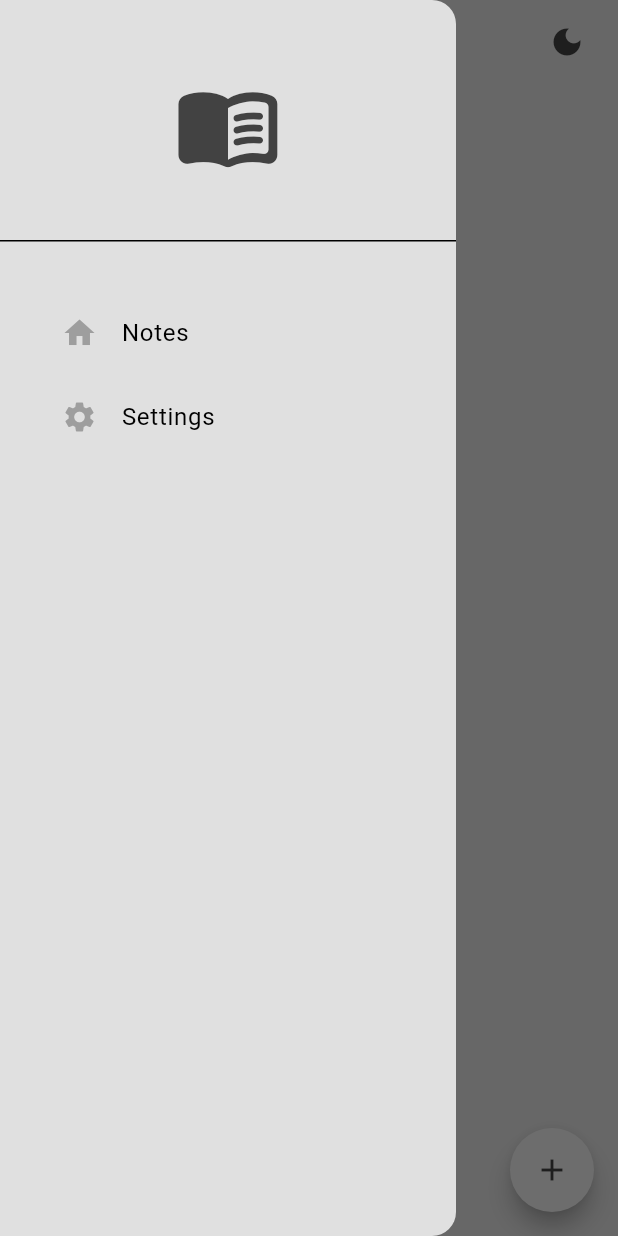
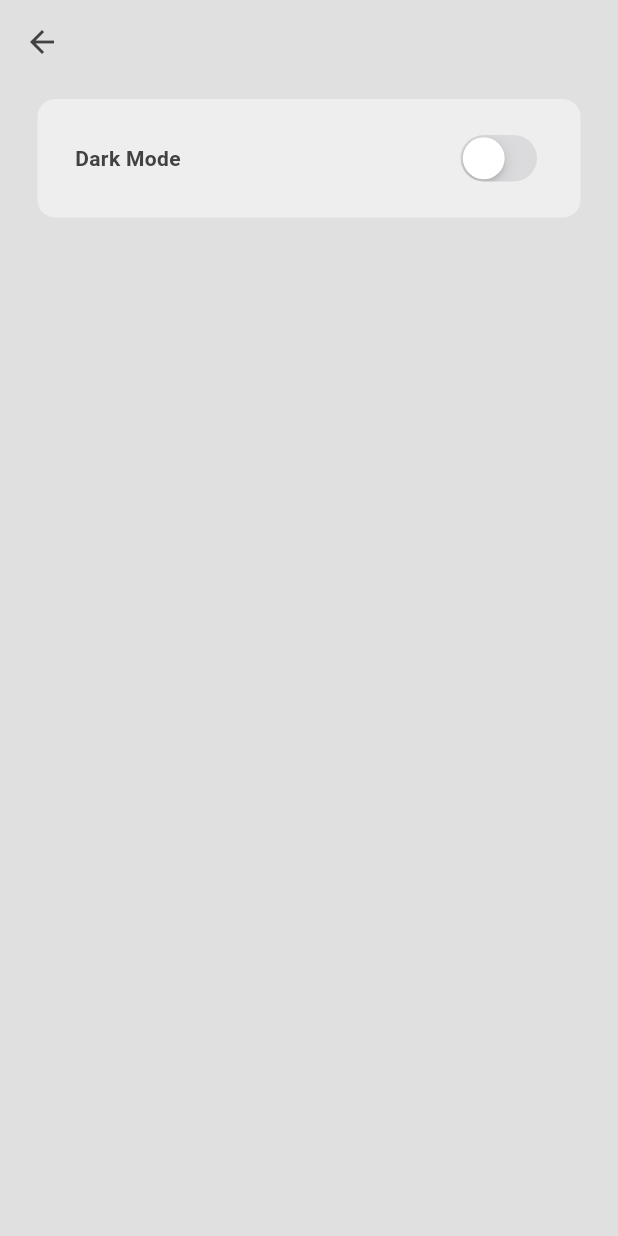
Before and after one commit to GauravGhost/Notes_App, a Flutter app: the screen it shows after launch, in the side drawer, after a tap on "Settings", on a phone screen of 412 x 824 dp. Run offline on Flutter 3.47's test engine with Material 3 defaults, Android fonts, the phone set to English and light mode, and no system bars; our stand-ins replace google_fonts, isar; accounts and stored records are empty; generated files the repository leaves out were written again.

Commit message:
added dark mode button in the setting menu

```diff
--- a/lib/components/drawer.dart
+++ b/lib/components/drawer.dart
@@ -1,5 +1,6 @@
 import 'package:flutter/material.dart';
 import 'package:notes_offline/components/drawer_tile.dart';
+import 'package:notes_offline/pages/settings_page.dart';
 
 class MyDrawer extends StatelessWidget {
   const MyDrawer({super.key});
@@ -33,7 +34,18 @@
                   title: 'Notes',
                   onTap: () => Navigator.pop(context)),
 
-              DrawerTile(icon: Icons.settings, title: 'Settings', onTap: () {})
+              DrawerTile(
+                  icon: Icons.settings,
+                  title: 'Settings',
+                  onTap: () {
+                    Navigator.pop(context);
+                    Navigator.push(
+                      context,
+                      MaterialPageRoute(
+                        builder: (context) => SettingsPage(),
+                      ),
+                    );
+                  })
             ],
           ),
         ],
--- a/lib/pages/settings_page.dart
+++ b/lib/pages/settings_page.dart
@@ -0,0 +1,45 @@
+import 'package:flutter/cupertino.dart';
+import 'package:flutter/material.dart';
+import 'package:notes_offline/theme/theme_provider.dart';
+import 'package:provider/provider.dart';
+
+class SettingsPage extends StatelessWidget {
+  const SettingsPage({super.key});
+
+  @override
+  Widget build(BuildContext context) {
+    return Scaffold(
+        backgroundColor: Theme.of(context).colorScheme.background,
+        appBar: AppBar(
+          backgroundColor: Colors.transparent,
+          foregroundColor: Theme.of(context).colorScheme.inversePrimary,
+        ),
+        body: Container(
+          decoration: BoxDecoration(
+            color: Theme.of(context).colorScheme.primary,
+            borderRadius: BorderRadius.circular(12),
+          ),
+          padding: const EdgeInsets.symmetric(vertical: 20, horizontal: 25),
+          margin: const EdgeInsets.only(left: 25, right: 25, top: 10),
+          child: Row(
+            mainAxisAlignment: MainAxisAlignment.spaceBetween,
+            children: [
+              Text(
+                "Dark Mode",
+                style: TextStyle(
+                  fontWeight: FontWeight.bold,
+                  color: Theme.of(context).colorScheme.inversePrimary,
+                ),
+              ),
+              CupertinoSwitch(
+                value: Provider.of<ThemeProvider>(context, listen: false)
+                    .isDarkMode,
+                onChanged: (value) =>
+                    Provider.of<ThemeProvider>(context, listen: false)
+                        .toggleTheme(),
+              ),
+            ],
+          ),
+        ));
+  }
+}
```
